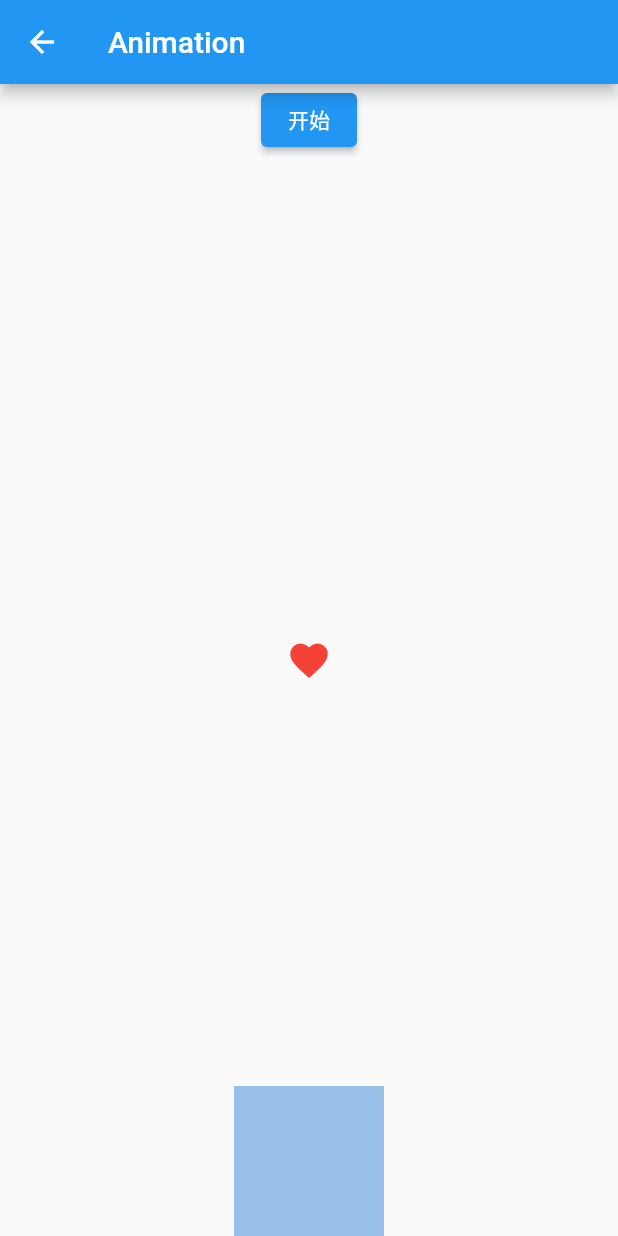
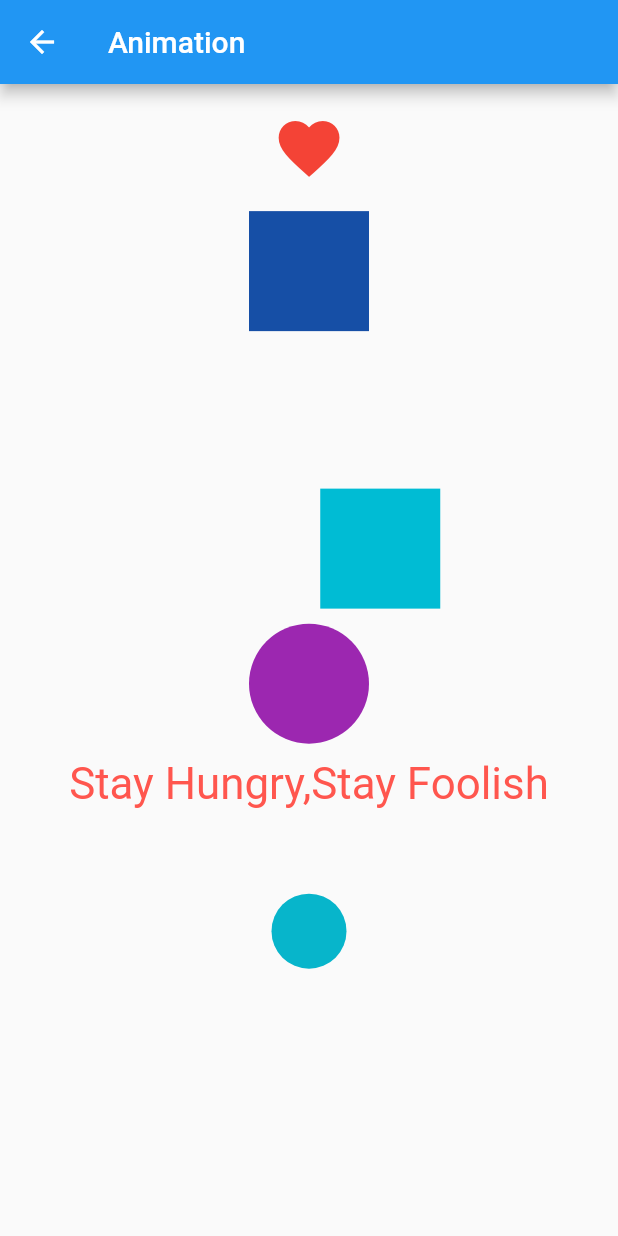
Before and after one commit to AlexanderYeah/AwsomeFlutterPlayground, a Flutter app: the AnimationDemoPage screen opened directly, on a phone screen of 412 x 824 dp. Run offline on Flutter 3.47's test engine with Material 2 defaults, Android fonts, the phone set to English and light mode, and no system bars; our stand-ins replace dio, flutter_screenutil, shared_preferences; accounts and stored records are empty.

Commit message:
补间动画补全

```diff
--- a/awsome_flutter/lib/jiezhi/animation/an_animation.dart
+++ b/awsome_flutter/lib/jiezhi/animation/an_animation.dart
@@ -1,3 +1,4 @@
+import 'package:awsome_flutter/service/screen_adapter.dart';
 import 'package:flutter/material.dart';
 
 import '../../util/color.dart';
@@ -14,19 +15,27 @@ class _AnimationDemoPageState extends State<AnimationDemoPage>
     with TickerProviderStateMixin {
   // 配置控制器
   AnimationController? _animationController;
+  // 大小
   Animation<double>? _animation;
+  // 颜色
   Animation? _colorAnimation;
-
+  // 位移
+  Animation<Offset>? _offsetAnimation;
+  // 圆角动画
+  Animation<BorderRadius>? _radiusAnimation;
+  // 字体样式动画
+  Animation<TextStyle>? _textStyleAnimation;
+  // decoration 动画
+  Animation<Decoration>? _decorationAnimation;
   @override
   void initState() {
     super.initState();
     _animationController = AnimationController(
-        duration: Duration(milliseconds: 1000), vsync: this);
+        duration: Duration(milliseconds: 2000), vsync: this);
     // 放大缩小的动画
     _animation =
         Tween<double>(begin: 25, end: 50).animate(_animationController!)
           ..addListener(() {
-            print(_animation!.value);
             setState(() {});
           });
     // 颜色动画
@@ -39,13 +48,41 @@ class _AnimationDemoPageState extends State<AnimationDemoPage>
           })
           ..addStatusListener((status) {
             if (status == AnimationStatus.completed) {
-              print("动画完成");
               _animationController!.reverse();
             } else if (status == AnimationStatus.dismissed) {
               _animationController!.forward();
             }
           });
-
+    // 位移动画
+    _offsetAnimation = Tween<Offset>(begin: Offset(0, 0), end: Offset(100, 100))
+        .animate(_animationController!)
+      ..addListener(() {
+        setState(() {});
+      });
+    // 圆角动画
+    _radiusAnimation = Tween<BorderRadius>(
+            begin: BorderRadius.circular(0), end: BorderRadius.circular(50))
+        .animate(_animationController!)
+      ..addListener(() {
+        setState(() {});
+      });
+    //字体样式动画
+    _textStyleAnimation = TextStyleTween(
+            begin: TextStyle(color: Colors.orange, fontSize: 15),
+            end: TextStyle(color: Colors.redAccent, fontSize: 30))
+        .animate(_animationController!)
+      ..addListener(() {
+        setState(() {});
+      });
+    _decorationAnimation = DecorationTween(
+            begin: BoxDecoration(
+                color: Colors.black45, borderRadius: BorderRadius.circular(5)),
+            end: BoxDecoration(
+                color: Colors.cyan, borderRadius: BorderRadius.circular(50)))
+        .animate(_animationController!)
+      ..addListener(() {
+        setState(() {});
+      });
     // 监听动画完成的时间
     _animationController!.addStatusListener((status) {
       if (status == AnimationStatus.completed) {
@@ -80,15 +117,14 @@ class _AnimationDemoPageState extends State<AnimationDemoPage>
         title: Text("Animation"),
       ),
       body: Container(
-            child: Stack(
+          width: ScreenAdapter.width(750),
+          height: ScreenAdapter.height(1334),
+          child: Column(
             children: [
-            Align(
-              alignment: Alignment.topCenter,
-              child: ElevatedButton(onPressed: () {}, child: Text("开始")),
+              SizedBox(
+                height: 10,
               ),
-            Align(
-              alignment: Alignment.center,
-              child: IconButton(
+              IconButton(
                 // 动画的值 作为size
                 iconSize: _animation!.value,
                 icon: Icon(
@@ -97,16 +133,54 @@ class _AnimationDemoPageState extends State<AnimationDemoPage>
                 ),
                 onPressed: null,
               ),
+              SizedBox(
+                height: 10,
               ),
-            Align(
-              alignment: Alignment.bottomCenter,
-              child: Container(
-                width: 100,
-                height: 100,
+              Container(
+                width: 80,
+                height: 80,
                 color: _colorAnimation!.value,
               ),
-            )
+              SizedBox(
+                height: 10,
+              ),
+              Container(
+                color: Colors.cyan,
+                margin: EdgeInsets.only(
+                    left: _offsetAnimation!.value.dx,
+                    top: _offsetAnimation!.value.dy),
+                width: 80,
+                height: 80,
+              ),
+              SizedBox(
+                height: 10,
+              ),
+              Container(
+                width: 80,
+                height: 80,
+                decoration: BoxDecoration(
+                  borderRadius: _radiusAnimation!.value,
+                  color: Colors.purple,
+                ),
+              ),
+              SizedBox(
+                height: 10,
+              ),
+              Container(
+                height: 80,
+                child: Text("Stay Hungry,Stay Foolish",
+                    style: _textStyleAnimation!.value),
+              ),
+              SizedBox(
+                height: 10,
+              ),
+              Container(
+                width: 50,
+                height: 50,
+                decoration: _decorationAnimation!.value,
+              ),
             ],
-        )));
+          )),
+    );
   }
 }
--- a/awsome_flutter/lib/jiezhi/localData/jz_local_data.dart
+++ b/awsome_flutter/lib/jiezhi/localData/jz_local_data.dart
@@ -17,9 +17,9 @@ List jz_content_data = [
 
 List jz_Animation_data = [
   {
-    "title": "Animation 动画",
+    "title": "Animation 对象",
     "content":
-        "1>AnimationController  动画控制器 \n 2>initState 中初始化动画控制器 \n 3> 混入TickProviderStateMixin \n 4> 参考：https://juejin.cn/post/6979836293232459812\n",
+        "它是一个抽象类，具体功能实现由 其子类完成。\n 1>AnimationController  动画控制器 \n 2>initState 中初始化动画控制器 \n 3> 混入TickProviderStateMixin \n 4> 参考：https://juejin.cn/post/6979836293232459812\n",
     "tips":
         " flutter中动画分为两类：基于tween或基于物理的。补间(Tween)动画“介于两者之间”的简称。在补间动画中，定义了开始点和结束点、时间线以及定义转换时间和速度的曲线。然后由框架计算如何从开始点过渡到结束点。基于物理的动画在基于物理的动画中，运动被模拟为与真实世界的行为相似。例如，当你掷球时，它在何处落地，取决于抛球速度有多快、球有多重、距离地面有多远。 类似地，将连接在弹簧上的球落下（并弹起）与连接到绳子上的球放下的方式也是不同。"
   },
```
Lines whose indentation alone changed are shown as unchanged.
